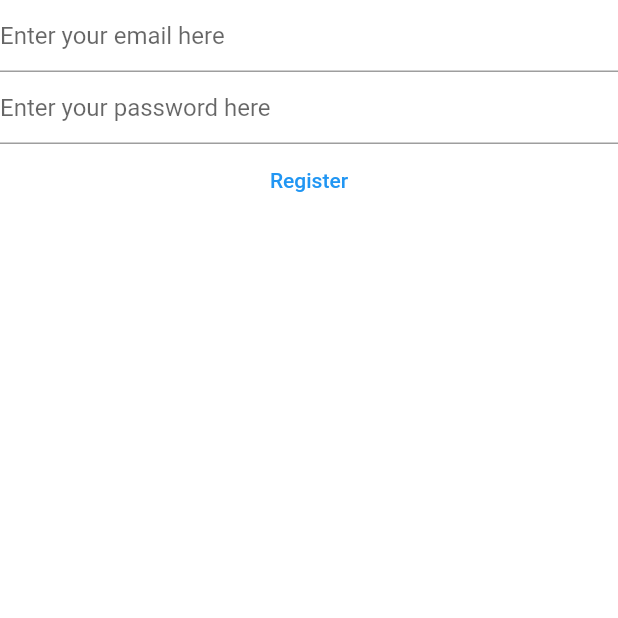
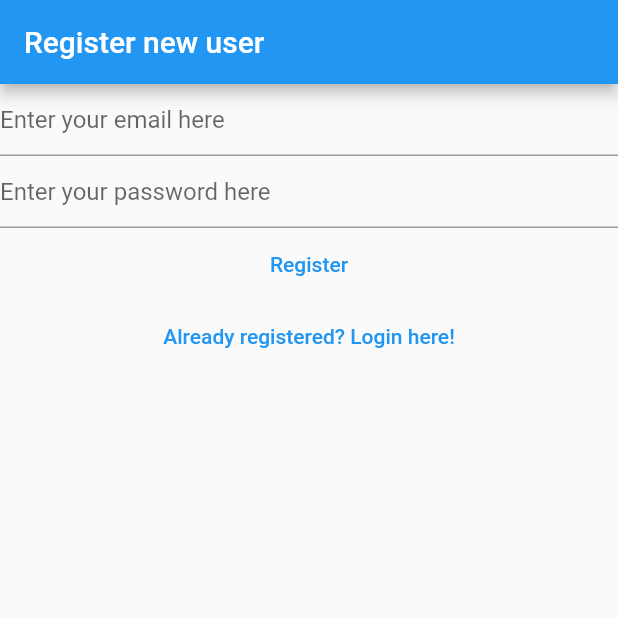
Before and after one commit to flamefir/SingleClock-Flutter-app, a Flutter app: the screen it shows after launch, after a tap on "Register here!", on a phone screen of 412 x 824 dp, the top half of it. Run offline on Flutter 3.47's test engine with Material 2 defaults, Android fonts, the phone set to English and light mode, and no system bars; our stand-ins replace firebase_auth, firebase_core; accounts and stored records are empty; network calls fail.

Commit message:
¨step-5

```diff
--- /dev/null
+++ b/lib/constants/routes.dart
@@ -0,0 +1,3 @@
+const loginRoute = '/login/';
+const registerRoute = '/register/';
+const homeRoute = '/home/';
--- a/lib/main.dart
+++ b/lib/main.dart
@@ -1,7 +1,7 @@
 import 'package:firebase_auth/firebase_auth.dart';
 import 'package:firebase_core/firebase_core.dart';
 import 'package:flutter/material.dart';
-import 'dart:developer' as devtools show log;
+import 'package:single_clock_proj/constants/routes.dart';
 import 'package:single_clock_proj/views/login_view.dart';
 import 'package:single_clock_proj/views/register_view.dart';
 import 'package:single_clock_proj/views/verifyEmail_view.dart';
@@ -18,9 +18,9 @@ void main() {
       ),
       home: const PageController(),
       routes: {
-        "/login/": (context) => const LoginView(),
-        "/register/": (context) => const RegisterView(),
-        "/home/": (context) => const HomeView(),
+        loginRoute: (context) => const LoginView(),
+        registerRoute: (context) => const RegisterView(),
+        homeRoute: (context) => const HomeView(),
       },
     ),
   );
@@ -79,10 +79,11 @@ class _HomeViewState extends State<HomeView> {
                   final shouldLogout = await showDialogLogout(context);
                   if (shouldLogout) {
                     FirebaseAuth.instance.signOut();
-                    Navigator.of(context)
-                        .pushNamedAndRemoveUntil('/login/', (route) => false);
+                    Navigator.of(context).pushNamedAndRemoveUntil(
+                      loginRoute,
+                      (route) => false,
+                    );
                   }
-                  break;
               }
             },
             itemBuilder: (context) {
--- a/lib/views/login_view.dart
+++ b/lib/views/login_view.dart
@@ -1,6 +1,8 @@
 import 'package:firebase_auth/firebase_auth.dart';
 import 'package:flutter/material.dart';
 import 'dart:developer' as devtools show log;
+
+import 'package:single_clock_proj/constants/routes.dart';
 
 class LoginView extends StatefulWidget {
   const LoginView({super.key});
@@ -65,7 +67,7 @@ class _LoginViewState extends State<LoginView> {
                   password: password,
                 );
                 Navigator.of(context).pushNamedAndRemoveUntil(
-                  '/home/',
+                  homeRoute,
                   (route) => false,
                 );
               } on FirebaseAuthException catch (e) {
@@ -80,8 +82,10 @@ class _LoginViewState extends State<LoginView> {
           ),
           TextButton(
             onPressed: () {
-              Navigator.of(context)
-                  .pushNamedAndRemoveUntil("/register/", (route) => false);
+              Navigator.of(context).pushNamedAndRemoveUntil(
+                registerRoute,
+                (route) => false,
+              );
             },
             child: const Text("Register here!"),
           )
--- a/lib/views/register_view.dart
+++ b/lib/views/register_view.dart
@@ -1,6 +1,8 @@
 import 'package:firebase_auth/firebase_auth.dart';
 import 'package:flutter/material.dart';
 import 'dart:developer' as devtools show log;
+
+import 'package:single_clock_proj/constants/routes.dart';
 
 class RegisterView extends StatefulWidget {
   const RegisterView({super.key});
@@ -31,7 +33,11 @@ class _RegisterViewState extends State<RegisterView> {
 
   @override
   Widget build(BuildContext context) {
-    return Column(
+    return Scaffold(
+      appBar: AppBar(
+        title: const Text("Register new user"),
+      ),
+      body: Column(
         children: [
           TextField(
             controller: _email,
@@ -39,7 +45,8 @@ class _RegisterViewState extends State<RegisterView> {
             enableSuggestions: false,
             autocorrect: true,
             keyboardType: TextInputType.emailAddress,
-          decoration: const InputDecoration(hintText: 'Enter your email here'),
+            decoration:
+                const InputDecoration(hintText: 'Enter your email here'),
           ),
           TextField(
             controller: _password,
@@ -72,7 +79,17 @@ class _RegisterViewState extends State<RegisterView> {
             },
             child: const Text("Register"),
           ),
+          TextButton(
+            onPressed: () {
+              Navigator.of(context).pushNamedAndRemoveUntil(
+                loginRoute,
+                (route) => false,
+              );
+            },
+            child: const Text("Already registered? Login here!"),
+          )
         ],
+      ),
     );
   }
 }
```
Lines whose indentation alone changed are shown as unchanged.
